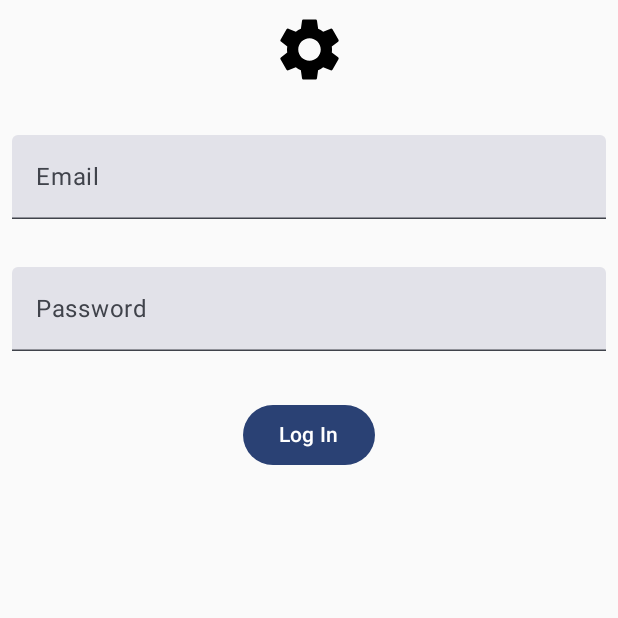
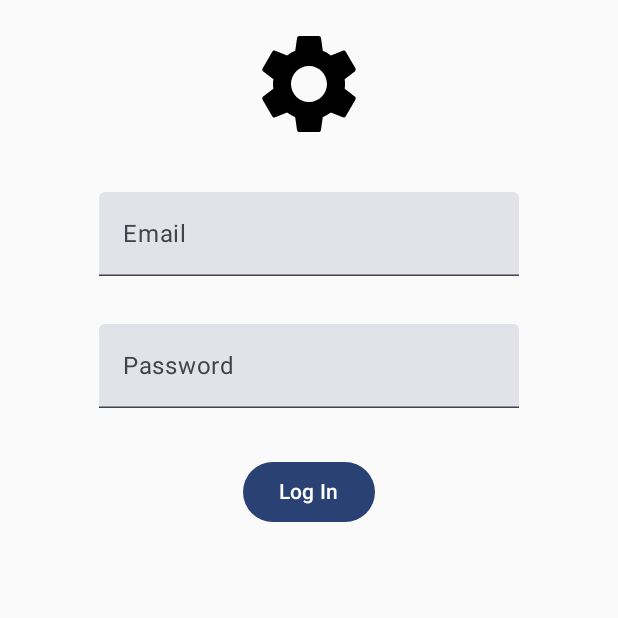
Before and after one commit to Opal21/EnergoService, an Android app built with Jetpack Compose: the screen it shows after launch (MainActivity), after a tap on "Log In", on a phone screen of 412 x 824 dp, the top half of it. Run offline under Robolectric (Android 15) with nearby library versions, the phone set to English and light mode, and no system bars; our stand-ins replace Room's generated code.

Commit message:
Tidy up login screen

```diff
--- a/app/src/main/java/pl/energosystem/energoservice/ui/login/LogInScreen.kt
+++ b/app/src/main/java/pl/energosystem/energoservice/ui/login/LogInScreen.kt
@@ -1,14 +1,12 @@
 package pl.energosystem.energoservice.ui.login
 
-import android.content.res.Configuration
 import androidx.compose.foundation.Image
 import androidx.compose.foundation.layout.Arrangement
 import androidx.compose.foundation.layout.Column
-import androidx.compose.foundation.layout.Spacer
 import androidx.compose.foundation.layout.fillMaxWidth
-import androidx.compose.foundation.layout.height
 import androidx.compose.foundation.layout.padding
 import androidx.compose.foundation.layout.size
+import androidx.compose.foundation.text.KeyboardActionScope
 import androidx.compose.foundation.text.KeyboardActions
 import androidx.compose.foundation.text.KeyboardOptions
 import androidx.compose.material.icons.Icons
@@ -21,14 +19,15 @@ import androidx.compose.runtime.collectAsState
 import androidx.compose.ui.Alignment
 import androidx.compose.ui.Modifier
 import androidx.compose.ui.focus.FocusDirection
-import androidx.compose.ui.focus.onFocusChanged
 import androidx.compose.ui.platform.LocalFocusManager
+import androidx.compose.ui.res.stringResource
 import androidx.compose.ui.text.input.ImeAction
 import androidx.compose.ui.text.input.KeyboardType
 import androidx.compose.ui.text.input.PasswordVisualTransformation
 import androidx.compose.ui.tooling.preview.Preview
 import androidx.compose.ui.unit.dp
 import androidx.lifecycle.viewmodel.compose.viewModel
+import pl.energosystem.energoservice.R
 import pl.energosystem.energoservice.ui.AppViewModelProvider
 
 @Composable
@@ -38,71 +37,129 @@ fun LogInScreen(
     viewModel: LogInViewModel = viewModel(factory = AppViewModelProvider.Factory)
 ) {
     val uiState = viewModel.uiState.collectAsState()
+    val focusManager = LocalFocusManager.current
 
+    LogInScreenContent(
+        emailFieldValue = uiState.value.emailFieldText,
+        onEmailChange = viewModel::onEmailChange,
+        onNext = { focusManager.moveFocus(FocusDirection.Down) },
+        passwordFieldValue = uiState.value.passwordTextField,
+        onPasswordChange = viewModel::onPasswordChange,
+        onDone = { focusManager.clearFocus() },
+        onLogInClick = { viewModel.logIn(onSuccessfulLogIn) },
+        modifier = modifier,
+    )
+}
+
+@Composable
+fun LogInScreenContent(
+    emailFieldValue: String,
+    onEmailChange: (String) -> Unit,
+    onNext: KeyboardActionScope.() -> Unit,
+    passwordFieldValue: String,
+    onPasswordChange: (String) -> Unit,
+    onDone: KeyboardActionScope.() -> Unit,
+    onLogInClick: () -> Unit,
+    modifier: Modifier = Modifier
+) {
     Column(
+        verticalArrangement = Arrangement.spacedBy(32.dp),
+        horizontalAlignment = Alignment.CenterHorizontally,
         modifier = modifier
             .fillMaxWidth()
-            .padding(8.dp),
-        verticalArrangement = Arrangement.Center,
-        horizontalAlignment = Alignment.CenterHorizontally
+            .padding(16.dp),
     ) {
-        val focusManager = LocalFocusManager.current
+        CompanyIcon()
 
-        Image(imageVector = Icons.Default.Settings, contentDescription = null, modifier = Modifier
-            .size(50.dp)
-            .align(Alignment.CenterHorizontally))
-
-        Spacer(modifier = Modifier.height(32.dp))
-
-        TextField(
-            value = uiState.value.emailFieldText,
-            onValueChange = { viewModel.onEmailChange(it) },
-            label = { Text(text = "Email") },
-            modifier = Modifier
-                .fillMaxWidth()
-                .onFocusChanged { focusState -> },
-            keyboardOptions = KeyboardOptions(imeAction = ImeAction.Next),
-            keyboardActions = KeyboardActions(
-                onNext = {
-                    focusManager.moveFocus(FocusDirection.Down)
-                }
-            ),
-
+        EmailTextField(
+            emailFieldValue = emailFieldValue,
+            onEmailChange = onEmailChange,
+            onNext = onNext,
+            modifier = modifier
         )
 
-        Spacer(modifier = Modifier.height(32.dp))
+        PasswordTextField(
+            passwordFieldValue = passwordFieldValue,
+            onPasswordChange = onPasswordChange,
+            onDone = onDone,
+            modifier = modifier
+        )
 
+        LogInButton(onLogInClick = onLogInClick)
+    }
+}
+
+@Composable
+fun CompanyIcon(modifier: Modifier = Modifier) {
+    Image(
+        imageVector = Icons.Default.Settings,
+        contentDescription = null,
+        modifier = modifier
+            .size(80.dp)
+    )
+}
+
+@Composable
+fun EmailTextField(
+    emailFieldValue: String,
+    onEmailChange: (String) -> Unit,
+    onNext: KeyboardActionScope.() -> Unit,
+    modifier: Modifier = Modifier
+) {
     TextField(
-            value = uiState.value.passwordTextField,
-            onValueChange = { viewModel.onPasswordChange(it) },
-            label = { Text(text = "Password") },
-            modifier = Modifier
-                .fillMaxWidth(),
+        value = emailFieldValue,
+        onValueChange = onEmailChange,
+        label = { Text(text = stringResource(R.string.email_field_label)) },
+        keyboardOptions = KeyboardOptions(imeAction = ImeAction.Next),
+        keyboardActions = KeyboardActions(onNext = onNext),
+        modifier = modifier,
+        )
+}
+
+@Composable
+fun PasswordTextField(
+    passwordFieldValue: String,
+    onPasswordChange: (String) -> Unit,
+    onDone: KeyboardActionScope.() -> Unit,
+    modifier: Modifier = Modifier
+) {
+    TextField(
+        value = passwordFieldValue,
+        onValueChange = onPasswordChange,
+        label = { Text(text = stringResource(R.string.password_field_label)) },
         visualTransformation = PasswordVisualTransformation(),
         keyboardOptions = KeyboardOptions(
             imeAction = ImeAction.Done,
             keyboardType = KeyboardType.Password
         ),
-            keyboardActions = KeyboardActions(
-                onDone = {
-                    focusManager.clearFocus()
-                }),
+        keyboardActions = KeyboardActions(onDone = onDone),
+        modifier = modifier,
     )
+}
 
-        Spacer(modifier = Modifier.height(32.dp))
-
-        Button(onClick = { viewModel.logIn(onSuccessfulLogIn) }) {
-            Text(text = "Log In")
-        }
+@Composable
+fun LogInButton(
+    onLogInClick: () -> Unit,
+    modifier: Modifier = Modifier
+) {
+    Button(
+        onClick = onLogInClick,
+        modifier = modifier
+    ) {
+        Text(text = stringResource(R.string.log_in_button_text))
     }
 }
 
 @Composable
-@Preview(
-    device = "id:pixel_7",
-    uiMode = Configuration.UI_MODE_NIGHT_NO or Configuration.UI_MODE_TYPE_NORMAL,
-    showBackground = true,
+@Preview(showBackground = true, showSystemUi = true,)
+fun LogInScreenContentPreview() {
+    LogInScreenContent(
+        emailFieldValue = "",
+        onEmailChange = {  },
+        onNext = {  },
+        passwordFieldValue = "",
+        onPasswordChange = {  },
+        onDone = {  },
+        onLogInClick = {  },
     )
-fun LogInScreenPreview() {
-    LogInScreen(onSuccessfulLogIn = {  })
 }
--- a/app/src/main/java/pl/energosystem/energoservice/ui/login/LogInViewModel.kt
+++ b/app/src/main/java/pl/energosystem/energoservice/ui/login/LogInViewModel.kt
@@ -49,7 +49,7 @@ class LogInViewModel(
         }
     }
 
-    fun clearTextFields() {
+    private fun clearTextFields() {
         _uiState.value = _uiState.value.copy(emailFieldText = "", passwordTextField = "")
     }
 }
```
Lines whose indentation alone changed are shown as unchanged.
